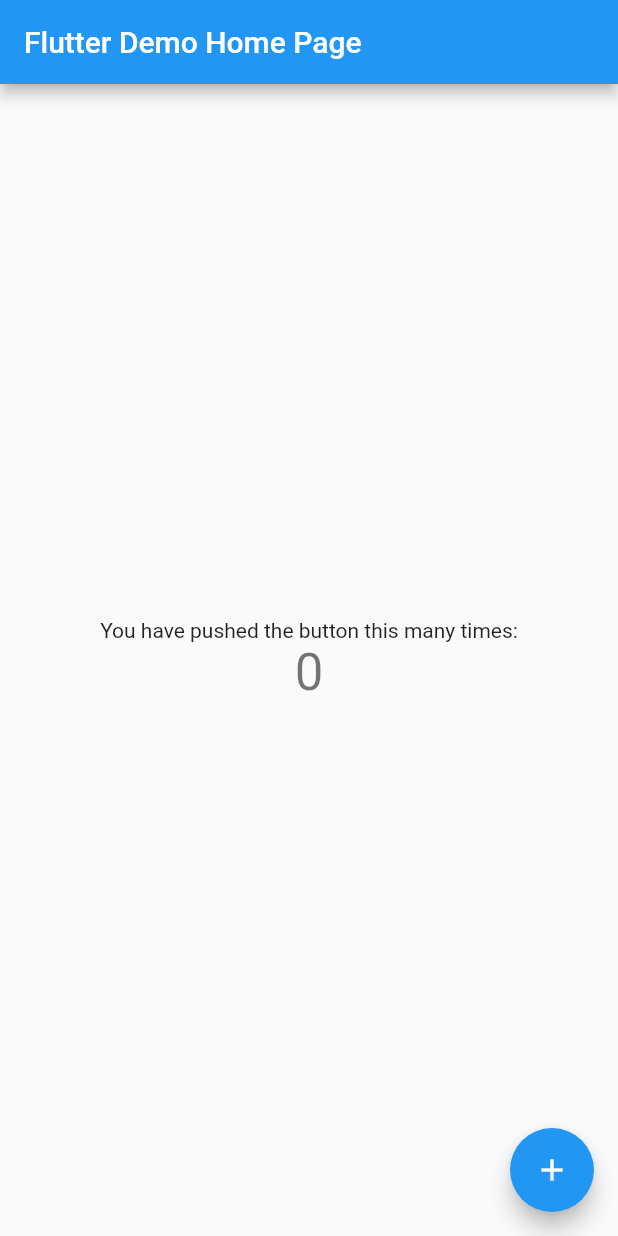
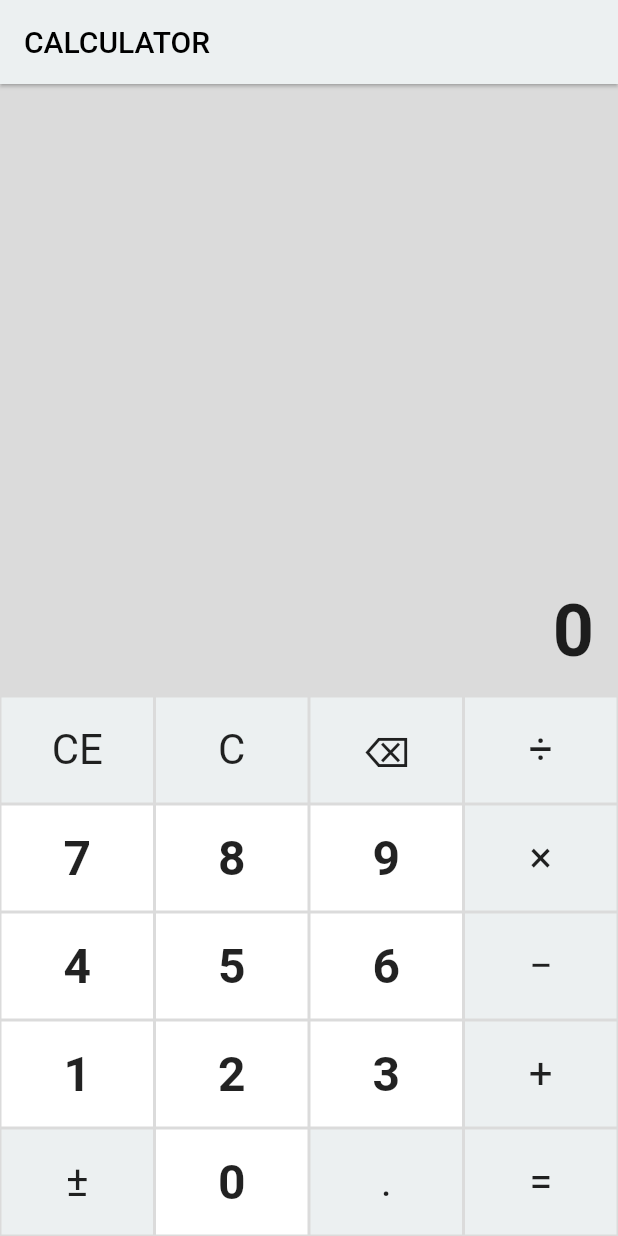
Before and after one commit to jantapabh/Flutter-Calculate, a Flutter app: the screen it shows after launch, on a phone screen of 412 x 824 dp. Run offline on Flutter 3.47's test engine with Material 2 defaults, Android fonts, the phone set to English and light mode, and no system bars.

Commit message:
add Flutter Cal

```diff
--- a/lib/main.dart
+++ b/lib/main.dart
@@ -1,113 +1,308 @@
 import 'package:flutter/material.dart';
 
-void main() {
-  runApp(MyApp());
-}
+void main() => runApp(MyApp());
 
 class MyApp extends StatelessWidget {
   // This widget is the root of your application.
   @override
   Widget build(BuildContext context) {
     return MaterialApp(
-      title: 'Flutter Demo',
+      title: 'CALCULATOR',
       theme: ThemeData(
-        // This is the theme of your application.
-        //
-        // Try running your application with "flutter run". You'll see the
-        // application has a blue toolbar. Then, without quitting the app, try
-        // changing the primarySwatch below to Colors.green and then invoke
-        // "hot reload" (press "r" in the console where you ran "flutter run",
-        // or simply save your changes to "hot reload" in a Flutter IDE).
-        // Notice that the counter didn't reset back to zero; the application
-        // is not restarted.
-        primarySwatch: Colors.blue,
+        primarySwatch: Colors.blueGrey,
       ),
-      home: MyHomePage(title: 'Flutter Demo Home Page'),
+      home: MyCalculatorPage(title: 'CALCULATOR'),
     );
   }
 }
 
-class MyHomePage extends StatefulWidget {
-  MyHomePage({Key key, this.title}) : super(key: key);
-
-  // This widget is the home page of your application. It is stateful, meaning
-  // that it has a State object (defined below) that contains fields that affect
-  // how it looks.
-
-  // This class is the configuration for the state. It holds the values (in this
-  // case the title) provided by the parent (in this case the App widget) and
-  // used by the build method of the State. Fields in a Widget subclass are
-  // always marked "final".
-
+class MyCalculatorPage extends StatefulWidget {
+  MyCalculatorPage({Key key, this.title}) : super(key: key);
   final String title;
 
   @override
-  _MyHomePageState createState() => _MyHomePageState();
+  _MyCalculatorPageState createState() => _MyCalculatorPageState();
 }
 
-class _MyHomePageState extends State<MyHomePage> {
-  int _counter = 0;
+class _MyCalculatorPageState extends State<MyCalculatorPage> {
 
-  void _incrementCounter() {
-    setState(() {
-      // This call to setState tells the Flutter framework that something has
-      // changed in this State, which causes it to rerun the build method below
-      // so that the display can reflect the updated values. If we changed
-      // _counter without calling setState(), then the build method would not be
-      // called again, and so nothing would appear to happen.
-      _counter++;
-    });
+  String answer;
+  String answerTemp;
+  String inputFull;
+  String operator;
+  bool calculateMode;
+
+  @override
+  void initState() {
+    answer = "0";
+    operator = "";
+    answerTemp = "";
+    inputFull = "";
+    calculateMode = false;
+    super.initState();
   }
 
   @override
   Widget build(BuildContext context) {
-    // This method is rerun every time setState is called, for instance as done
-    // by the _incrementCounter method above.
-    //
-    // The Flutter framework has been optimized to make rerunning build methods
-    // fast, so that you can just rebuild anything that needs updating rather
-    // than having to individually change instances of widgets.
     return Scaffold(
       appBar: AppBar(
-        // Here we take the value from the MyHomePage object that was created by
-        // the App.build method, and use it to set our appbar title.
-        title: Text(widget.title),
+        backgroundColor: Color(0xffecf0f1),
+        title: Text(widget.title, style: TextStyle(color: Colors.black)),
+        elevation: 1,
       ),
-      body: Center(
-        // Center is a layout widget. It takes a single child and positions it
-        // in the middle of the parent.
-        child: Column(
-          // Column is also a layout widget. It takes a list of children and
-          // arranges them vertically. By default, it sizes itself to fit its
-          // children horizontally, and tries to be as tall as its parent.
-          //
-          // Invoke "debug painting" (press "p" in the console, choose the
-          // "Toggle Debug Paint" action from the Flutter Inspector in Android
-          // Studio, or the "Toggle Debug Paint" command in Visual Studio Code)
-          // to see the wireframe for each widget.
-          //
-          // Column has various properties to control how it sizes itself and
-          // how it positions its children. Here we use mainAxisAlignment to
-          // center the children vertically; the main axis here is the vertical
-          // axis because Columns are vertical (the cross axis would be
-          // horizontal).
-          mainAxisAlignment: MainAxisAlignment.center,
-          children: <Widget>[
-            Text(
-              'You have pushed the button this many times:',
-            ),
-            Text(
-              '$_counter',
-              style: Theme.of(context).textTheme.headline4,
-            ),
-          ],
-        ),
-      ),
-      floatingActionButton: FloatingActionButton(
-        onPressed: _incrementCounter,
-        tooltip: 'Increment',
-        child: Icon(Icons.add),
-      ), // This trailing comma makes auto-formatting nicer for build methods.
+      body: Container(
+          child: Column(
+            mainAxisSize: MainAxisSize.max,
+            children: <Widget>[buildAnswerWidget(),
+            buildNumPadWidget()
+            ],
+          )),
     );
   }
+
+  Widget buildAnswerWidget() {
+    return Expanded(child: Container(
+        padding: EdgeInsets.all(16),
+        color: Color(0xffdbdbdb),
+        child: Align(
+            alignment: Alignment.bottomRight,
+            child: Column(crossAxisAlignment: CrossAxisAlignment.end,
+                mainAxisSize: MainAxisSize.min, children: <Widget>[
+                  Text(inputFull + " " + operator, style: TextStyle(fontSize: 18)),
+                  Text(answer,
+                      style: TextStyle(fontSize: 48, fontWeight: FontWeight.bold))
+                ]))));
+  }
+
+  Widget buildNumPadWidget() {
+    return Container(
+        color: Color(0xffdbdbdb),
+        child: Column(
+          mainAxisSize: MainAxisSize.max,
+          children: <Widget>[
+            Row(children: <Widget>[
+              buildNumberButton("CE", numberButton: false, onTap: () {
+                clearAnswer();
+              }),
+              buildNumberButton("C", numberButton: false, onTap: () {
+                clearAll();
+              }),
+              buildNumberButton("⌫", numberButton: false, onTap: () {
+                removeAnswerLast();
+              }),
+              buildNumberButton("÷", numberButton: false, onTap: () {
+                addOperatorToAnswer("÷");
+              }),
+            ]),
+            Row(children: <Widget>[
+              buildNumberButton("7", onTap: () {
+                addNumberToAnswer(7);
+              }),
+              buildNumberButton("8", onTap: () {
+                addNumberToAnswer(8);
+              }),
+              buildNumberButton("9", onTap: () {
+                addNumberToAnswer(9);
+              }),
+              buildNumberButton("×", numberButton: false, onTap: () {
+                addOperatorToAnswer("×");
+              }),
+            ]),
+            Row(children: <Widget>[
+              buildNumberButton("4", onTap: () {
+                addNumberToAnswer(4);
+              }),
+              buildNumberButton("5", onTap: () {
+                addNumberToAnswer(5);
+              }),
+              buildNumberButton("6", onTap: () {
+                addNumberToAnswer(6);
+              }),
+              buildNumberButton("−", numberButton: false, onTap: () {
+                addOperatorToAnswer("-");
+              }),
+            ]),
+            Row(children: <Widget>[
+              buildNumberButton("1", onTap: () {
+                addNumberToAnswer(1);
+              }),
+              buildNumberButton("2", onTap: () {
+                addNumberToAnswer(2);
+              }),
+              buildNumberButton("3", onTap: () {
+                addNumberToAnswer(3);
+              }),
+              buildNumberButton("+", numberButton: false, onTap: () {
+                addOperatorToAnswer("+");
+              }),
+            ]),
+            Row(children: <Widget>[
+              buildNumberButton("±", numberButton: false, onTap: () {
+                toggleNegative();
+              }),
+              buildNumberButton("0", onTap: () {
+                addNumberToAnswer(0);
+              }),
+              buildNumberButton(".", numberButton: false, onTap: () {
+                addDotToAnswer();
+              }),
+              buildNumberButton("=", numberButton: false, onTap: () {
+                calculate();
+              }),
+            ]),
+          ],
+        ));
+  }
+
+  void toggleNegative() {
+    setState(() {
+      if (answer.contains("-")) {
+        answer = answer.replaceAll("-", "");
+      } else {
+        answer = "-" + answer;
+      }
+    });
+  }
+
+  void clearAnswer() {
+    setState(() {
+      answer = "0";
+    });
+  }
+
+  void clearAll() {
+    setState(() {
+      answer = "0";
+      inputFull = "";
+      calculateMode = false;
+      operator = "";
+    });
+  }
+
+
+  void calculate() {
+    setState(() {
+      if (calculateMode) {
+        bool decimalMode = false;
+        double value = 0;
+        if (answer.contains(".") || answerTemp.contains(".")) {
+          decimalMode = true;
+        }
+
+        if (operator == "+") {
+          value = (double.parse(answerTemp) + double.parse(answer));
+        } else if (operator == "-") {
+          value = (double.parse(answerTemp) - double.parse(answer));
+        } else if (operator == "×") {
+          value = (double.parse(answerTemp) * double.parse(answer));
+        } else if (operator == "÷") {
+          value = (double.parse(answerTemp) / double.parse(answer));
+        }
+
+        if (!decimalMode) {
+          answer = value.toInt().toString();
+        } else {
+          answer = value.toString();
+        }
+
+        calculateMode = false;
+        operator = "";
+        answerTemp = "";
+        inputFull = "";
+      }
+    });
+  }
+
+  void addOperatorToAnswer(String op) {
+    setState(() {
+      if (answer != "0" && !calculateMode) {
+        calculateMode = true;
+        answerTemp = answer;
+        inputFull += operator + " " + answerTemp;
+        operator = op;
+        answer = "0";
+      } else if (calculateMode) {
+        if (answer.isNotEmpty) {
+          calculate();
+          answerTemp = answer;
+          inputFull = "";
+          operator = "";
+        } else {
+          operator = op;
+        }
+      }
+    });
+  }
+
+  void addDotToAnswer() {
+    setState(() {
+      if (!answer.contains(".")) {
+        answer = answer + ".";
+      }
+    });
+  }
+
+  void addNumberToAnswer(int number) {
+    setState(() {
+      if (number == 0 && answer == "0") {
+        // Not do anything.
+      }
+      else if (number != 0 && answer == "0") {
+        answer = number.toString();
+      }
+      else {
+        answer += number.toString();
+      }
+    });
+  }
+
+  void removeAnswerLast() {
+    if (answer == "0") {
+      // Not do anything.
+    } else {
+      setState(() {
+        if (answer.length > 1) {
+          answer = answer.substring(0, answer.length - 1);
+          if (answer.length == 1 && (answer == "." || answer == "-")) {
+            answer = "0";
+          }
+        } else {
+          answer = "0";
+        }
+      });
+    }
+  }
+
+  Widget buildNumberButton(String str, { @required Function()onTap, bool numberButton = true}) {
+    Widget widget;
+    if (numberButton) {
+      widget = Container(
+          margin: EdgeInsets.all(1),
+          child: Material(
+              color: Colors.white,
+              child: InkWell(
+                  onTap: onTap, splashColor: Colors.blue,
+                  child: Container(
+                      height: 70,
+                      child: Center(
+                          child: Text(str,
+                              style: TextStyle(
+                                  fontSize: 32, fontWeight: FontWeight.bold)))))));
+    } else {
+      widget = Container(
+          margin: EdgeInsets.all(1),
+          child: Material(
+              color: Color(0xffecf0f1),
+              child: InkWell(onTap: onTap,
+                  splashColor: Colors.blue,
+                  child: Container(
+                      height: 70,
+                      child: Center(
+                          child: Text(str,
+                              style: TextStyle(
+                                  fontSize: 28)))))));
+    }
+
+    return Expanded(child: widget);
+  }
 }
```
